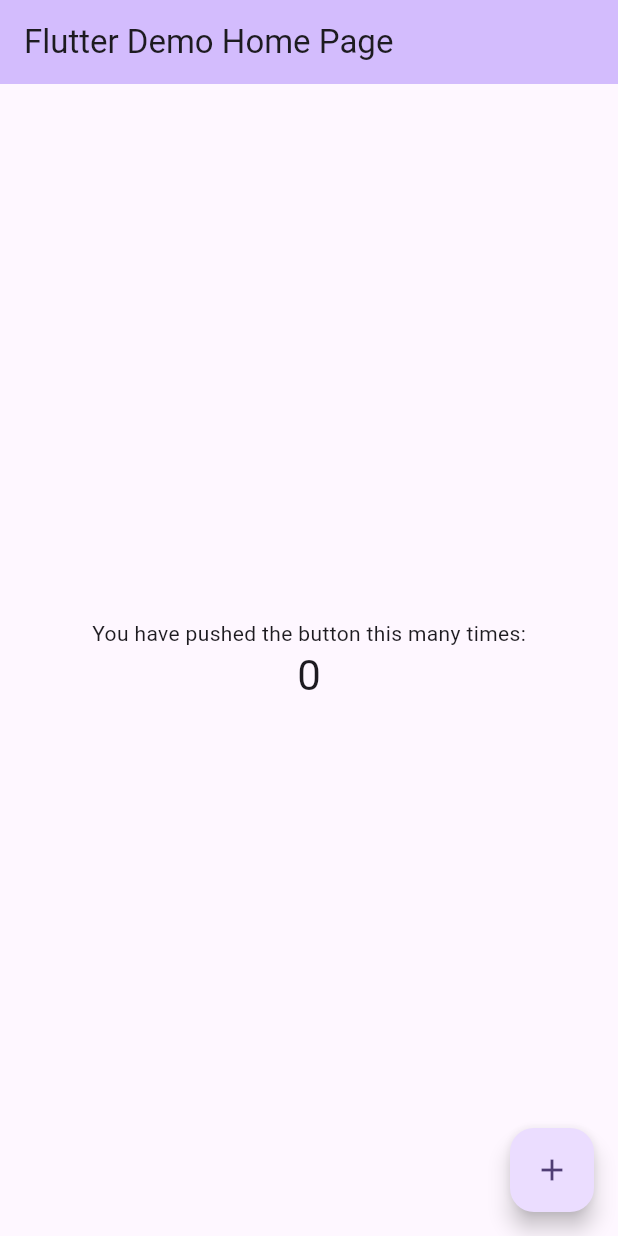
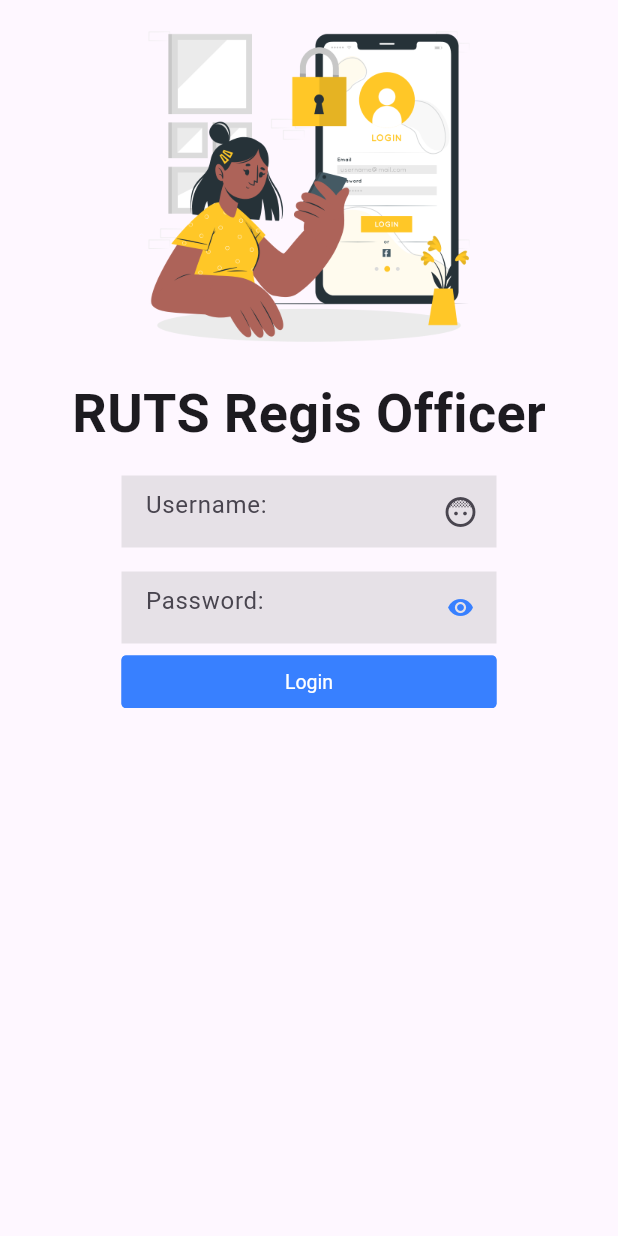
Before and after one commit to baibua1010/rutsproj, a Flutter app: the screen it shows after launch, on a phone screen of 412 x 824 dp. Run offline on Flutter 3.47's test engine with Material 3 defaults, Android fonts, the phone set to English and light mode, and no system bars; drawn by our look-alikes of getwidget, loader_overlay; our stand-ins replace dio, get, get_storage.

Commit message:
finish190367

```diff
--- a/lib/main.dart
+++ b/lib/main.dart
@@ -1,7 +1,47 @@
+import 'dart:io';
+
 import 'package:flutter/material.dart';
+import 'package:get/get.dart';
+import 'package:get_storage/get_storage.dart';
+import 'package:rutsproj/states/authen.dart';
+import 'package:rutsproj/states/main_home.dart';
 
-void main() {
-  runApp(const MyApp());
+var getPages = <GetPage<dynamic>>[
+  GetPage(
+    name: '/authen',
+    page: () => const Authen(),
+  ),
+  GetPage(
+    name: '/mainHome',
+    page: () => const MainHome(),
+  ),
+];
+
+String? firstPage;
+
+Future<void> main() async {
+  HttpOverrides.global =
+      MyHttpOverride(); //ให้การเชื่อต่อพื้นฐานเป็นแบบเดียวกัน ห้ามลืม
+
+  WidgetsFlutterBinding
+      .ensureInitialized(); //ถ้าในนี้มีคำสั่งมากกว่า 1 คำสั่ง ให้ทำคำสั่งที่เป็น await ก่อน
+
+  await GetStorage.init().then((value) {
+    // ประกาศเป็น Var ให้ขึ้นกับชนิดของค่าที่เข้ามา
+    var result = GetStorage().read('user');
+
+    //var result = null;
+
+    if (result != null) {
+      firstPage = '/mainHome';
+      runApp(MyApp());
+    } else {
+      firstPage = '/authen';
+      runApp(MyApp());
+    }
+
+    print('## value at Main --> $result');
+  });
 }
 
 class MyApp extends StatelessWidget {
@@ -10,116 +50,19 @@ class MyApp extends StatelessWidget {
   // This widget is the root of your application.
   @override
   Widget build(BuildContext context) {
-    return MaterialApp(
-      title: 'Flutter Demo',
-      theme: ThemeData(
-        // This is the theme of your application.
-        //
-        // TRY THIS: Try running your application with "flutter run". You'll see
-        // the application has a purple toolbar. Then, without quitting the app,
-        // try changing the seedColor in the colorScheme below to Colors.green
-        // and then invoke "hot reload" (save your changes or press the "hot
-        // reload" button in a Flutter-supported IDE, or press "r" if you used
-        // the command line to start the app).
-        //
-        // Notice that the counter didn't reset back to zero; the application
-        // state is not lost during the reload. To reset the state, use hot
-        // restart instead.
-        //
-        // This works for code too, not just values: Most code changes can be
-        // tested with just a hot reload.
-        colorScheme: ColorScheme.fromSeed(seedColor: Colors.deepPurple),
-        useMaterial3: true,
-      ),
-      home: const MyHomePage(title: 'Flutter Demo Home Page'),
+    return GetMaterialApp(
+      getPages: getPages,
+      initialRoute: firstPage,
     );
   }
 }
 
-class MyHomePage extends StatefulWidget {
-  const MyHomePage({super.key, required this.title});
-
-  // This widget is the home page of your application. It is stateful, meaning
-  // that it has a State object (defined below) that contains fields that affect
-  // how it looks.
-
-  // This class is the configuration for the state. It holds the values (in this
-  // case the title) provided by the parent (in this case the App widget) and
-  // used by the build method of the State. Fields in a Widget subclass are
-  // always marked "final".
-
-  final String title;
-
+class MyHttpOverride extends HttpOverrides {
   @override
-  State<MyHomePage> createState() => _MyHomePageState();
-}
-
-class _MyHomePageState extends State<MyHomePage> {
-  int _counter = 0;
-
-  void _incrementCounter() {
-    setState(() {
-      // This call to setState tells the Flutter framework that something has
-      // changed in this State, which causes it to rerun the build method below
-      // so that the display can reflect the updated values. If we changed
-      // _counter without calling setState(), then the build method would not be
-      // called again, and so nothing would appear to happen.
-      _counter++;
-    });
-  }
-
-  @override
-  Widget build(BuildContext context) {
-    // This method is rerun every time setState is called, for instance as done
-    // by the _incrementCounter method above.
-    //
-    // The Flutter framework has been optimized to make rerunning build methods
-    // fast, so that you can just rebuild anything that needs updating rather
-    // than having to individually change instances of widgets.
-    return Scaffold(
-      appBar: AppBar(
-        // TRY THIS: Try changing the color here to a specific color (to
-        // Colors.amber, perhaps?) and trigger a hot reload to see the AppBar
-        // change color while the other colors stay the same.
-        backgroundColor: Theme.of(context).colorScheme.inversePrimary,
-        // Here we take the value from the MyHomePage object that was created by
-        // the App.build method, and use it to set our appbar title.
-        title: Text(widget.title),
-      ),
-      body: Center(
-        // Center is a layout widget. It takes a single child and positions it
-        // in the middle of the parent.
-        child: Column(
-          // Column is also a layout widget. It takes a list of children and
-          // arranges them vertically. By default, it sizes itself to fit its
-          // children horizontally, and tries to be as tall as its parent.
-          //
-          // Column has various properties to control how it sizes itself and
-          // how it positions its children. Here we use mainAxisAlignment to
-          // center the children vertically; the main axis here is the vertical
-          // axis because Columns are vertical (the cross axis would be
-          // horizontal).
-          //
-          // TRY THIS: Invoke "debug painting" (choose the "Toggle Debug Paint"
-          // action in the IDE, or press "p" in the console), to see the
-          // wireframe for each widget.
-          mainAxisAlignment: MainAxisAlignment.center,
-          children: <Widget>[
-            const Text(
-              'You have pushed the button this many times:',
-            ),
-            Text(
-              '$_counter',
-              style: Theme.of(context).textTheme.headlineMedium,
-            ),
-          ],
-        ),
-      ),
-      floatingActionButton: FloatingActionButton(
-        onPressed: _incrementCounter,
-        tooltip: 'Increment',
-        child: const Icon(Icons.add),
-      ), // This trailing comma makes auto-formatting nicer for build methods.
-    );
+  HttpClient createHttpClient(SecurityContext? context) {
+    // TODO: implement createHttpClient
+    //.. ใส่สองจุดคืือการกำหนดค่าเริ่มต้น เพื่อเปิดใช้งาน
+    return super.createHttpClient(context)
+      ..badCertificateCallback = (cert, host, port) => true; // การสร้าง cer
   }
 }
--- /dev/null
+++ b/lib/models/user_model.dart
@@ -0,0 +1,99 @@
+import 'dart:convert';
+
+// ignore_for_file: public_member_api_docs, sort_constructors_first
+class UserModel {
+  final String status;
+  final String cid;
+  final String username;
+  final String name;
+  final String firstname;
+  final String lastname;
+  final String type;
+  final String faccode;
+  final String facname;
+  final String depcode;
+  final String depname;
+  final String seccode;
+  final String secname;
+  final String email;
+  final String chiefcode;
+  final String chiefname;
+  final String chieffaccode;
+  final String chieffacname;
+  final String token;
+  UserModel({
+    required this.status,
+    required this.cid,
+    required this.username,
+    required this.name,
+    required this.firstname,
+    required this.lastname,
+    required this.type,
+    required this.faccode,
+    required this.facname,
+    required this.depcode,
+    required this.depname,
+    required this.seccode,
+    required this.secname,
+    required this.email,
+    required this.chiefcode,
+    required this.chiefname,
+    required this.chieffaccode,
+    required this.chieffacname,
+    required this.token,
+  });
+
+
+
+  Map<String, dynamic> toMap() {
+    return <String, dynamic>{
+      'status': status,
+      'cid': cid,
+      'username': username,
+      'name': name,
+      'firstname': firstname,
+      'lastname': lastname,
+      'type': type,
+      'faccode': faccode,
+      'facname': facname,
+      'depcode': depcode,
+      'depname': depname,
+      'seccode': seccode,
+      'secname': secname,
+      'email': email,
+      'chiefcode': chiefcode,
+      'chiefname': chiefname,
+      'chieffaccode': chieffaccode,
+      'chieffacname': chieffacname,
+      'token': token,
+    };
+  }
+
+  factory UserModel.fromMap(Map<String, dynamic> map) {
+    return UserModel(
+      status: (map['status'] ?? '') as String,
+      cid: (map['cid'] ?? '') as String,
+      username: (map['username'] ?? '') as String,
+      name: (map['name'] ?? '') as String,
+      firstname: (map['firstname'] ?? '') as String,
+      lastname: (map['lastname'] ?? '') as String,
+      type: (map['type'] ?? '') as String,
+      faccode: (map['faccode'] ?? '') as String,
+      facname: (map['facname'] ?? '') as String,
+      depcode: (map['depcode'] ?? '') as String,
+      depname: (map['depname'] ?? '') as String,
+      seccode: (map['seccode'] ?? '') as String,
+      secname: (map['secname'] ?? '') as String,
+      email: (map['email'] ?? '') as String,
+      chiefcode: (map['chiefcode'] ?? '') as String,
+      chiefname: (map['chiefname'] ?? '') as String,
+      chieffaccode: (map['chieffaccode'] ?? '') as String,
+      chieffacname: (map['chieffacname'] ?? '') as String,
+      token: (map['token'] ?? '') as String,
+    );
+  }
+
+  String toJson() => json.encode(toMap());
+
+  factory UserModel.fromJson(String source) => UserModel.fromMap(json.decode(source) as Map<String, dynamic>);
+}
--- /dev/null
+++ b/lib/states/authen.dart
@@ -0,0 +1,151 @@
+import 'package:flutter/material.dart';
+import 'package:get/get.dart';
+import 'package:loader_overlay/loader_overlay.dart';
+import 'package:rutsproj/unility/app_constant.dart';
+import 'package:rutsproj/unility/app_controller.dart';
+import 'package:rutsproj/unility/app_service.dart';
+import 'package:rutsproj/widgets/widget_button.dart';
+import 'package:rutsproj/widgets/widget_form.dart';
+import 'package:rutsproj/widgets/widget_icon_button.dart';
+import 'package:rutsproj/widgets/widget_image_assets.dart';
+import 'package:rutsproj/widgets/widget_text.dart';
+
+//stateless ประกาศตัวแปรไม่ได้ ต้องupgrade เป็น statefull
+
+//class Authen extends StatelessWidget {
+
+class Authen extends StatefulWidget {
+  const Authen({super.key});
+
+  @override
+  State<Authen> createState() => _AuthenState();
+}
+
+class _AuthenState extends State<Authen> {
+  //นี่คือ dependency สำหรับ call ตัวแปรที่อยู่ใน Controller
+  AppController appController = Get.put(AppController());
+
+  //คือค่า key ที่ใช้จับการเปลี่ยนแปลงของ  widgetForm
+  final keyForm = GlobalKey<
+      FormState>(); //<FormState> กำหนด data type เป็น form สนใจเฉพาะform
+
+  TextEditingController userCoontroller = TextEditingController();
+  TextEditingController passwordController = TextEditingController();
+  @override
+  Widget build(BuildContext context) {
+    return LoaderOverlay(
+      child: Scaffold(
+        body: GestureDetector(
+          onTap: () => FocusManager.instance.primaryFocus?.unfocus(),
+          //GestureDetector จะคลิกได้
+          //() => arrow function ทำงานอย่างเดียว
+          child: ListView(
+            // listview จะทำให้จอเลื่อนได้  ถ้า coloumn ไม่ได้
+            children: [
+              // wrap with column จะอยู่ตรงกลาง
+              Column(
+                children: [
+                  displayImage(),
+                  displayAppName(),
+                  pathForm(),
+                  //เอา container ไป wrap widget button เพื่อทำcss
+                  loginButton()
+                ],
+              ),
+            ],
+          ),
+        ),
+      ),
+    );
+  }
+
+  Container loginButton() {
+    return Container(
+      margin: const EdgeInsets.only(top: 8),
+      width: 250,
+      //color: Color.fromARGB(255, 228, 207, 24),
+      child: widgetButton(
+        text: 'Login',
+        pressFunc: () {
+          if (keyForm.currentState!.validate()) {
+
+            context.loaderOverlay.show();
+
+
+
+            AppService().processCheckLogin(
+                user: userCoontroller.text, password: passwordController.text).then((value) => context.loaderOverlay.hide());
+
+
+
+          }
+        },
+      ),
+    );
+  }
+
+  Widget pathForm() {
+    //keyForm จะทำหน้าที่ ดูแล form สองตัวที่ภายใน
+    return Form(
+      key: keyForm,
+      child: Column(
+        children: [
+          widgetForm(
+            textEditingController: userCoontroller,
+            validateFunc: (p0) {
+              //p0 คือตัวแปรที่รับค่าจากการคีย์ในช่อง username
+              //การทำ validate
+              //if else statement
+              if (p0?.isEmpty ?? true) {
+                //ถ้าว่าง return true
+                return 'Please Fill Username';
+              } else {
+                return null;
+              }
+            },
+            hint: 'Username: ',
+            subfixWidget: Icon(Icons.face_5),
+          ), //https://fonts.google.com/iconss
+          Obx(() => widgetForm(
+              textEditingController: passwordController,
+              validateFunc: (p0) {
+                if (p0?.isEmpty ?? true) {
+                  return 'Please Fill Password';
+                } else {
+                  return null;
+                }
+              },
+              // ต้องครอบด้วย Obx เพื่อให้มันสามารถเปลี่ยนค่าไปมาได้
+              hint: 'Password: ',
+              //obscu: true,
+              obscu: appController.redEye
+                  .value, // ดึงค่ามาจาก controller แทนการกำหนดค่า true false
+              subfixWidget: widgetIconButton(
+                // ? การเขียนเงื่อนไขอย่างสั้น ถ้าเป็นจริง Icons.remove_red_eye ถ้าเป็น false Icons.remove_red_eye_outlined
+                iconData: appController.redEye.value
+                    ? Icons.remove_red_eye
+                    : Icons.remove_red_eye_outlined,
+                pressFunc: () {
+                  //แตะที่ดวงตา จะทำงานในนี้
+
+                  appController.redEye.value = !appController.redEye.value;
+                },
+              ))),
+        ],
+      ),
+    );
+  }
+
+  widgetText displayAppName() {
+    return widgetText(
+      data: AppConstant.appName,
+      textStyle: AppConstant().h1Style(),
+    );
+  }
+
+  widgetImageAsset displayImage() {
+    return const widgetImageAsset(
+      size: 250,
+    );
+  }
+}
--- /dev/null
+++ b/lib/unility/app_constant.dart
@@ -0,0 +1,24 @@
+import 'package:flutter/material.dart';
+
+class AppConstant {
+  //field //share แบบเดี่ยว
+
+  static String appName='RUTS Regis Officer';
+
+  static String urlApiLogin='https://api.rmutsv.ac.th/elogin';
+
+  //method //share แบบกลุ่ม
+
+  TextStyle h1Style(){
+    return const TextStyle(fontSize: 36,fontWeight: FontWeight.bold,);
+  }
+
+  TextStyle h2Style(){
+    return const TextStyle(fontSize: 20,fontWeight: FontWeight.w700,);//70% ของ bold
+  }
+
+  TextStyle h3Style(){
+    return const TextStyle(fontSize: 14,fontWeight: FontWeight.normal,);
+  }
+
+}
--- /dev/null
+++ b/lib/unility/app_controller.dart
@@ -0,0 +1,9 @@
+import 'package:get/get.dart';
+
+class AppController extends GetxController{
+
+  RxBool redEye = true.obs;
+
+  RxInt indexBody = 0.obs;
+
+}
--- /dev/null
+++ b/lib/unility/app_service.dart
@@ -0,0 +1,46 @@
+import 'package:dio/dio.dart';
+import 'package:get/get.dart';
+import 'package:get_storage/get_storage.dart';
+import 'package:getwidget/getwidget.dart';
+import 'package:rutsproj/models/user_model.dart';
+import 'package:rutsproj/states/main_home.dart';
+import 'package:rutsproj/unility/app_constant.dart';
+
+class AppService {
+  //method ทั่วไป จะทำงานโดยไม่สนใจผลลัพธ์ แต่ thead จะเป็น method ที่ทำงานโดยจะสนใจผลลัพธ์ โดย การเชื่อมต่อฐานข้อมูลจะต้องเป็ฯแบบthead ทุกครั้ง
+  Future<void> processCheckLogin(
+      {required String user, required String password}) async {
+    print('## username ---> $user,password = $password');
+
+    Map<String, dynamic> map = {}; //map คือ json
+    map['username'] = user; //map['username'] ชื่อตรงกับคีย์ใน api
+    map['password'] = password;
+
+    //await อยู่หน้าคำสั่งที่รอผลลัพธ์ห
+    //urlApiLogin อยู่ใน AppConstant คือไฟล์ app_constant.dart
+    //ถ้าชูสบาสสำเร็จ ทำงานในปีกกา value คือ status 200
+    await Dio().post(AppConstant.urlApiLogin, data: map).then((value) {
+      print('## value --> $value');
+
+      UserModel model = UserModel.fromMap(value.data);
+
+      if (model.status == 'ok') {
+        //login true
+
+        GetStorage().write('user', model.toMap());
+
+        Get.offAll(const MainHome());//offAll ไปแบบย้อนกลับไม่ได้
+
+
+
+      } else {
+        Get.snackbar(
+          'Login Fail',
+          'Please try again',
+          backgroundColor: GFColors.DANGER,
+          colorText: GFColors.WHITE,
+        ); //snackbar alert แล้วหายไปเอง
+      }
+    });
+  }
+}
--- /dev/null
+++ b/lib/widgets/widget_button.dart
@@ -0,0 +1,22 @@
+// ignore_for_file: public_member_api_docs, sort_constructors_first
+import 'package:flutter/material.dart';
+import 'package:getwidget/getwidget.dart';
+
+class widgetButton extends StatelessWidget {
+  const widgetButton({
+    Key? key,
+    required this.text,
+    required this.pressFunc,
+  }) : super(key: key);
+
+  final String text;
+  final Function() pressFunc;
+
+  @override
+  Widget build(BuildContext context) {
+    return GFButton(
+      onPressed: pressFunc,
+      text: text,
+    );
+  }
+}
--- /dev/null
+++ b/lib/widgets/widget_form.dart
@@ -0,0 +1,47 @@
+// ignore_for_file: public_member_api_docs, sort_constructors_first
+import 'package:flutter/material.dart';
+
+class widgetForm extends StatelessWidget {
+  const widgetForm({
+    Key? key,
+    this.hint,
+    this.subfixWidget,
+    this.obscu,
+    this.validateFunc,
+    this.textEditingController,
+  }) : super(key: key);
+
+  final String? hint; //สร้างfield ชื่อ hint ประเภท string
+
+  final Widget? subfixWidget;
+
+  final bool? obscu; //red eye password
+
+  final String? Function(String?)? validateFunc; //ทำ validation
+
+  final TextEditingController?
+      textEditingController; // สร้างตัวแปรเพื่อรับค่าจากหน้าจอ
+
+  @override
+  Widget build(BuildContext context) {
+    return Container(
+      margin: const EdgeInsets.only(top: 16),
+      width: 250,
+      child: TextFormField(
+        controller: textEditingController, //สร้างเพื่อรับค่าจากหน้าจอ
+        validator: validateFunc,
+        obscureText: obscu ?? false,
+        //obscu ?? false ถ้าไม่มีค่า จะเอา false มาแทน
+        decoration: InputDecoration(
+          filled: true,
+          //fillColor: Colors.yellow.shade100,
+          fillColor: Colors.grey.withOpacity(0.25),
+          //fillColor: const Color.fromARGB(255, 228, 207, 24).withOpacity(0.75),
+          border: InputBorder.none,
+          hintText: hint,
+          suffixIcon: subfixWidget,
+        ),
+      ),
+    );
+  }
+}
--- /dev/null
+++ b/lib/widgets/widget_icon_button.dart
@@ -0,0 +1,24 @@
+// ignore_for_file: public_member_api_docs, sort_constructors_first
+import 'package:flutter/material.dart';
+import 'package:getwidget/components/button/gf_icon_button.dart';
+import 'package:getwidget/getwidget.dart';
+
+class widgetIconButton extends StatelessWidget {
+  const widgetIconButton({
+    Key? key,
+    required this.iconData,
+    required this.pressFunc,
+  }) : super(key: key);
+
+  final IconData iconData;
+  final Function() pressFunc; //เก็บตัวแปลแบบ function
+
+  @override
+  Widget build(BuildContext context) {
+    return GFIconButton(
+      icon: Icon(iconData),
+      onPressed: pressFunc,
+      type: GFButtonType.transparent,
+    );
+  }
+}
--- /dev/null
+++ b/lib/widgets/widget_image_assets.dart
@@ -0,0 +1,22 @@
+// ignore_for_file: public_member_api_docs, sort_constructors_first
+import 'package:flutter/material.dart';
+
+import 'package:rutsproj/states/authen.dart';
+
+class widgetImageAsset extends StatelessWidget {
+  const widgetImageAsset({
+    Key? key,
+    this.size,
+  }) : super(key: key);
+
+  final double? size;
+
+  @override
+  Widget build(BuildContext context) {
+    return Image.asset(
+      'images/authen.png',
+      width: size,
+      height: size,
+    );
+  }
+}
--- /dev/null
+++ b/lib/widgets/widget_text.dart
@@ -0,0 +1,18 @@
+// ignore_for_file: public_member_api_docs, sort_constructors_first
+import 'package:flutter/material.dart';
+
+class widgetText extends StatelessWidget {
+  const widgetText({
+    Key? key,
+    required this.data,
+    this.textStyle,
+  }) : super(key: key);
+
+  final String data;
+  final TextStyle? textStyle;
+
+  @override
+  Widget build(BuildContext context) {
+    return Text(data,style: textStyle,);
+  }
+}
```
Also changed, not shown: lib/states/main_home.dart (added, +34 -0 lines), lib/widgets/body_profile.dart (added, +11 -0 lines), lib/widgets/body_service.dart (added, +11 -0 lines), pubspec.yaml (+7 -2 lines), images/Login-cuate.png (added), images/authen.png (added), pubspec.lock, 1 other file.
